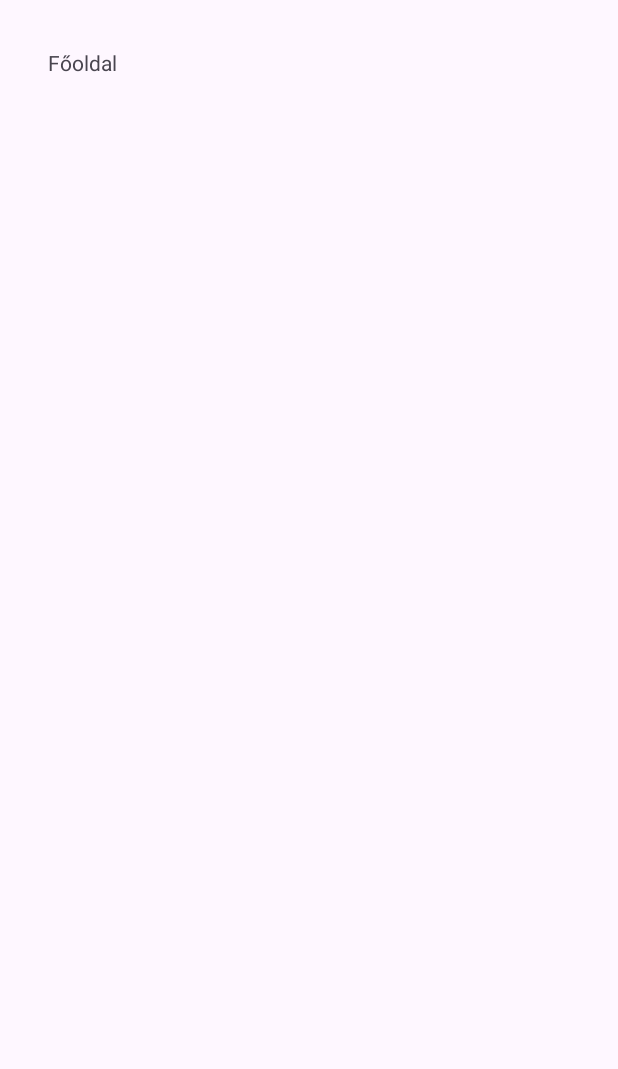
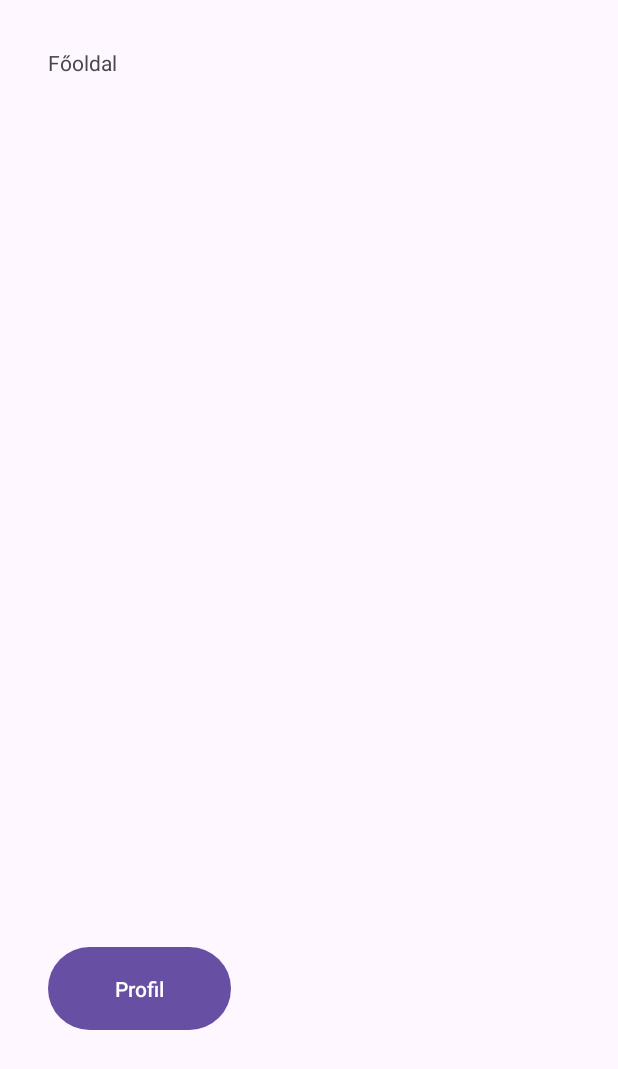
Before and after one commit to JaniITmer/EzLearnApp, an Android app: the screen it shows after launch once a user with an empty profile is signed in (HomeActivity), on a phone screen of 412 x 824 dp. Before the commit the part shown is almost empty. Shown: the top 1069 px of the screen. Run offline under Robolectric (Android 15) with nearby library versions, the light colour scheme and no system bars; our stand-ins replace Firebase (no records; nobody signed in at launch, a user with empty details on screens opened directly).

Commit message:
Profil képernyő

```diff
--- a/app/src/main/java/com/janos/nagy/ezlearnapp/HomeActivity.java
+++ b/app/src/main/java/com/janos/nagy/ezlearnapp/HomeActivity.java
@@ -1,13 +1,12 @@
 package com.janos.nagy.ezlearnapp;
 
 import android.os.Bundle;
+import android.widget.Button;
 
-import androidx.activity.EdgeToEdge;
+
 import androidx.appcompat.app.AppCompatActivity;
-import androidx.core.graphics.Insets;
-import androidx.core.view.ViewCompat;
-import androidx.core.view.WindowInsetsCompat;
-
+import androidx.fragment.app.Fragment;
+import androidx.fragment.app.FragmentTransaction;
 
 
 public class HomeActivity extends AppCompatActivity {
@@ -19,7 +18,19 @@ public class HomeActivity extends AppCompatActivity {
         setContentView(R.layout.activity_home);
 
 
+        Button profileButton=findViewById(R.id.profileButton);
+
+        profileButton.setOnClickListener(v -> loadFragment(new ProfileFragment()));
+
 
 
     }
+
+
+    private void loadFragment(Fragment fragment){
+
+        FragmentTransaction transaction=getSupportFragmentManager().beginTransaction();
+        transaction.replace(R.id.fragment_container,fragment);
+        transaction.commit();
+    }
 }
--- a/app/src/main/res/layout/activity_home.xml
+++ b/app/src/main/res/layout/activity_home.xml
@@ -11,4 +11,19 @@
         android:layout_width="match_parent"
         android:layout_height="37dp"
         android:text="Főoldal" />
+
+    <FrameLayout
+        android:id="@+id/fragment_container"
+        android:layout_width="match_parent"
+        android:layout_height="558dp">
+
+    </FrameLayout>
+
+    <Button
+        android:id="@+id/profileButton"
+
+        android:layout_width="122dp"
+        android:layout_height="63dp"
+        android:text="Profil" />
+
 </LinearLayout>
--- a/app/src/main/res/values/strings.xml
+++ b/app/src/main/res/values/strings.xml
@@ -9,4 +9,6 @@
     <string name="invalid_username">Not a valid username</string>
     <string name="invalid_password">Password must be >5 characters</string>
     <string name="login_failed">"Login failed"</string>
+    <!-- TODO: Remove or change this placeholder text -->
+    <string name="hello_blank_fragment">Hello blank fragment</string>
 </resources>
```
Also changed, not shown: app/src/main/java/com/janos/nagy/ezlearnapp/LoginActivity.java (+5 -5 lines), app/src/main/java/com/janos/nagy/ezlearnapp/ProfileFragment.java (added, +65 -0 lines), app/src/main/java/com/janos/nagy/ezlearnapp/RegisterActivity.java (+11 -11 lines), app/src/main/res/layout/fragment_profile.xml (added, +31 -0 lines).
